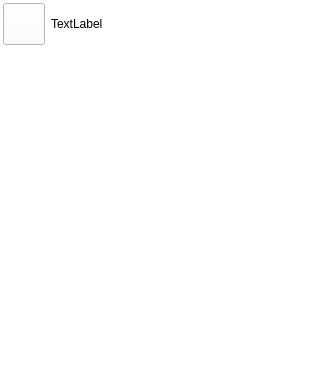
Above: ui/sidebar.ui from wvffle/humpback before the change. Below: the same form after it.
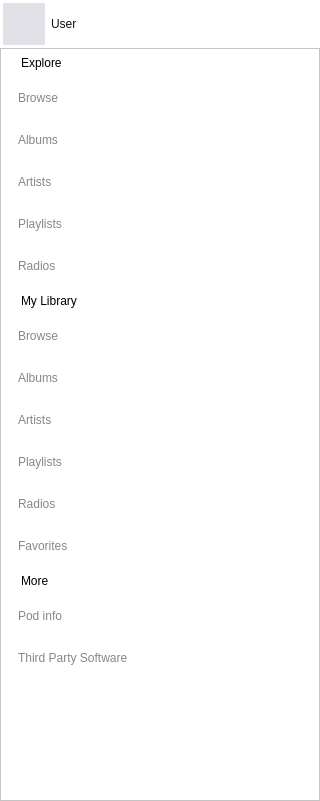
That is the form after the change.

Commit message: feat: Polish sidebar

```diff
--- a/ui/sidebar.ui
+++ b/ui/sidebar.ui
@@ -7,7 +7,7 @@
     <x>0</x>
     <y>0</y>
     <width>320</width>
-    <height>382</height>
+    <height>801</height>
    </rect>
   </property>
   <property name="minimumSize">
@@ -46,6 +46,12 @@
    </property>
    <item>
     <widget class="QFrame" name="frame">
+     <property name="sizePolicy">
+      <sizepolicy hsizetype="Preferred" vsizetype="Preferred">
+       <horstretch>0</horstretch>
+       <verstretch>0</verstretch>
+      </sizepolicy>
+     </property>
      <property name="frameShape">
       <enum>QFrame::NoFrame</enum>
      </property>
@@ -99,6 +105,10 @@
             <height>42</height>
            </size>
           </property>
+          <property name="styleSheet">
+           <string notr="true">border: none;
+background-color: rgb(225, 225, 231);</string>
+          </property>
           <property name="text">
            <string/>
           </property>
@@ -112,25 +122,537 @@
             <height>48</height>
            </size>
           </property>
+          <property name="styleSheet">
+           <string notr="true">color: rgb(13, 17, 19);</string>
+          </property>
           <property name="text">
-           <string>TextLabel</string>
+           <string>User</string>
+          </property>
+         </widget>
+        </item>
+        <item>
+         <widget class="QPushButton" name="alerts">
+          <property name="minimumSize">
+           <size>
+            <width>42</width>
+            <height>42</height>
+           </size>
+          </property>
+          <property name="maximumSize">
+           <size>
+            <width>42</width>
+            <height>42</height>
+           </size>
+          </property>
+          <property name="styleSheet">
+           <string notr="true">border: none;</string>
+          </property>
+          <property name="text">
+           <string/>
+          </property>
+         </widget>
+        </item>
+        <item>
+         <widget class="QPushButton" name="upload">
+          <property name="minimumSize">
+           <size>
+            <width>42</width>
+            <height>42</height>
+           </size>
+          </property>
+          <property name="maximumSize">
+           <size>
+            <width>42</width>
+            <height>42</height>
+           </size>
+          </property>
+          <property name="styleSheet">
+           <string notr="true">border: none;</string>
+          </property>
+          <property name="text">
+           <string/>
+          </property>
+         </widget>
+        </item>
+        <item>
+         <widget class="QPushButton" name="logout">
+          <property name="minimumSize">
+           <size>
+            <width>42</width>
+            <height>42</height>
+           </size>
+          </property>
+          <property name="maximumSize">
+           <size>
+            <width>42</width>
+            <height>42</height>
+           </size>
+          </property>
+          <property name="styleSheet">
+           <string notr="true">border: none;</string>
+          </property>
+          <property name="text">
+           <string/>
           </property>
          </widget>
         </item>
        </layout>
       </item>
       <item>
-       <spacer name="verticalSpacer">
-        <property name="orientation">
-         <enum>Qt::Vertical</enum>
+       <widget class="QScrollArea" name="scrollArea">
+        <property name="widgetResizable">
+         <bool>true</bool>
         </property>
-        <property name="sizeHint" stdset="0">
-         <size>
-          <width>20</width>
-          <height>40</height>
-         </size>
-        </property>
-       </spacer>
+        <widget class="QWidget" name="scrollAreaWidgetContents">
+         <property name="geometry">
+          <rect>
+           <x>0</x>
+           <y>0</y>
+           <width>314</width>
+           <height>747</height>
+          </rect>
+         </property>
+         <layout class="QVBoxLayout" name="verticalLayout_3">
+          <property name="spacing">
+           <number>0</number>
+          </property>
+          <property name="leftMargin">
+           <number>0</number>
+          </property>
+          <property name="topMargin">
+           <number>0</number>
+          </property>
+          <property name="rightMargin">
+           <number>0</number>
+          </property>
+          <property name="bottomMargin">
+           <number>0</number>
+          </property>
+          <item>
+           <layout class="QHBoxLayout" name="horizontalLayout">
+            <property name="spacing">
+             <number>0</number>
+            </property>
+            <property name="leftMargin">
+             <number>17</number>
+            </property>
+            <property name="rightMargin">
+             <number>17</number>
+            </property>
+            <item>
+             <widget class="QLabel" name="label_6">
+              <property name="styleSheet">
+               <string notr="true">margin: 7px 0;</string>
+              </property>
+              <property name="text">
+               <string>Explore</string>
+              </property>
+             </widget>
+            </item>
+           </layout>
+          </item>
+          <item>
+           <widget class="QPushButton" name="exp_browse">
+            <property name="minimumSize">
+             <size>
+              <width>0</width>
+              <height>42</height>
+             </size>
+            </property>
+            <property name="maximumSize">
+             <size>
+              <width>16777215</width>
+              <height>42</height>
+             </size>
+            </property>
+            <property name="font">
+             <font>
+              <weight>50</weight>
+              <bold>false</bold>
+             </font>
+            </property>
+            <property name="styleSheet">
+             <string notr="true">text-align: left;
+padding: 0 17px;
+border: none;
+color: #878787;</string>
+            </property>
+            <property name="text">
+             <string>Browse</string>
+            </property>
+            <property name="checkable">
+             <bool>false</bool>
+            </property>
+           </widget>
+          </item>
+          <item>
+           <widget class="QPushButton" name="exp_albums">
+            <property name="minimumSize">
+             <size>
+              <width>0</width>
+              <height>42</height>
+             </size>
+            </property>
+            <property name="maximumSize">
+             <size>
+              <width>16777215</width>
+              <height>42</height>
+             </size>
+            </property>
+            <property name="styleSheet">
+             <string notr="true">text-align: left;
+padding: 0 17px;
+border: none;
+color: #878787;</string>
+            </property>
+            <property name="text">
+             <string>Albums</string>
+            </property>
+           </widget>
+          </item>
+          <item>
+           <widget class="QPushButton" name="exp_artists">
+            <property name="minimumSize">
+             <size>
+              <width>0</width>
+              <height>42</height>
+             </size>
+            </property>
+            <property name="maximumSize">
+             <size>
+              <width>16777215</width>
+              <height>42</height>
+             </size>
+            </property>
+            <property name="styleSheet">
+             <string notr="true">text-align: left;
+padding: 0 17px;
+border: none;
+color: #878787;</string>
+            </property>
+            <property name="text">
+             <string>Artists</string>
+            </property>
+           </widget>
+          </item>
+          <item>
+           <widget class="QPushButton" name="exp_playlists">
+            <property name="minimumSize">
+             <size>
+              <width>0</width>
+              <height>42</height>
+             </size>
+            </property>
+            <property name="maximumSize">
+             <size>
+              <width>16777215</width>
+              <height>42</height>
+             </size>
+            </property>
+            <property name="styleSheet">
+             <string notr="true">text-align: left;
+padding: 0 17px;
+border: none;
+color: #878787;</string>
+            </property>
+            <property name="text">
+             <string>Playlists</string>
+            </property>
+           </widget>
+          </item>
+          <item>
+           <widget class="QPushButton" name="exp_radios">
+            <property name="minimumSize">
+             <size>
+              <width>0</width>
+              <height>42</height>
+             </size>
+            </property>
+            <property name="maximumSize">
+             <size>
+              <width>16777215</width>
+              <height>42</height>
+             </size>
+            </property>
+            <property name="styleSheet">
+             <string notr="true">text-align: left;
+padding: 0 17px;
+border: none;
+color: #878787;</string>
+            </property>
+            <property name="text">
+             <string>Radios</string>
+            </property>
+           </widget>
+          </item>
+          <item>
+           <layout class="QHBoxLayout" name="horizontalLayout_4">
+            <property name="leftMargin">
+             <number>17</number>
+            </property>
+            <property name="rightMargin">
+             <number>17</number>
+            </property>
+            <item>
+             <widget class="QLabel" name="label_7">
+              <property name="styleSheet">
+               <string notr="true">margin: 7px 0;</string>
+              </property>
+              <property name="text">
+               <string>My Library</string>
+              </property>
+             </widget>
+            </item>
+           </layout>
+          </item>
+          <item>
+           <widget class="QPushButton" name="lib_browse">
+            <property name="minimumSize">
+             <size>
+              <width>0</width>
+              <height>42</height>
+             </size>
+            </property>
+            <property name="maximumSize">
+             <size>
+              <width>16777215</width>
+              <height>42</height>
+             </size>
+            </property>
+            <property name="styleSheet">
+             <string notr="true">text-align: left;
+padding: 0 17px;
+border: none;
+color: #878787;</string>
+            </property>
+            <property name="text">
+             <string>Browse</string>
+            </property>
+           </widget>
+          </item>
+          <item>
+           <widget class="QPushButton" name="lib_albums">
+            <property name="minimumSize">
+             <size>
+              <width>0</width>
+              <height>42</height>
+             </size>
+            </property>
+            <property name="maximumSize">
+             <size>
+              <width>16777215</width>
+              <height>42</height>
+             </size>
+            </property>
+            <property name="styleSheet">
+             <string notr="true">text-align: left;
+padding: 0 17px;
+border: none;
+color: #878787;</string>
+            </property>
+            <property name="text">
+             <string>Albums</string>
+            </property>
+           </widget>
+          </item>
+          <item>
+           <widget class="QPushButton" name="lib_artists">
+            <property name="minimumSize">
+             <size>
+              <width>0</width>
+              <height>42</height>
+             </size>
+            </property>
+            <property name="maximumSize">
+             <size>
+              <width>16777215</width>
+              <height>42</height>
+             </size>
+            </property>
+            <property name="styleSheet">
+             <string notr="true">text-align: left;
+padding: 0 17px;
+border: none;
+color: #878787;</string>
+            </property>
+            <property name="text">
+             <string>Artists</string>
+            </property>
+           </widget>
+          </item>
+          <item>
+           <widget class="QPushButton" name="lib_playlists">
+            <property name="minimumSize">
+             <size>
+              <width>0</width>
+              <height>42</height>
+             </size>
+            </property>
+            <property name="maximumSize">
+             <size>
+              <width>16777215</width>
+              <height>42</height>
+             </size>
+            </property>
+            <property name="styleSheet">
+             <string notr="true">text-align: left;
+padding: 0 17px;
+border: none;
+color: #878787;</string>
+            </property>
+            <property name="text">
+             <string>Playlists</string>
+            </property>
+           </widget>
+          </item>
+          <item>
+           <widget class="QPushButton" name="lib_radios">
+            <property name="minimumSize">
+             <size>
+              <width>0</width>
+              <height>42</height>
+             </size>
+            </property>
+            <property name="maximumSize">
+             <size>
+              <width>16777215</width>
+              <height>42</height>
+             </size>
+            </property>
+            <property name="styleSheet">
+             <string notr="true">text-align: left;
+padding: 0 17px;
+border: none;
+color: #878787;</string>
+            </property>
+            <property name="text">
+             <string>Radios</string>
+            </property>
+           </widget>
+          </item>
+          <item>
+           <widget class="QPushButton" name="lib_favourites">
+            <property name="minimumSize">
+             <size>
+              <width>0</width>
+              <height>42</height>
+             </size>
+            </property>
+            <property name="maximumSize">
+             <size>
+              <width>16777215</width>
+              <height>42</height>
+             </size>
+            </property>
+            <property name="styleSheet">
+             <string notr="true">text-align: left;
+padding: 0 17px;
+border: none;
+color: #878787;</string>
+            </property>
+            <property name="text">
+             <string>Favorites</string>
+            </property>
+           </widget>
+          </item>
+          <item>
+           <layout class="QHBoxLayout" name="horizontalLayout_6">
+            <property name="leftMargin">
+             <number>17</number>
+            </property>
+            <property name="rightMargin">
+             <number>17</number>
+            </property>
+            <item>
+             <widget class="QLabel" name="label_9">
+              <property name="sizePolicy">
+               <sizepolicy hsizetype="Preferred" vsizetype="Minimum">
+                <horstretch>0</horstretch>
+                <verstretch>0</verstretch>
+               </sizepolicy>
+              </property>
+              <property name="maximumSize">
+               <size>
+                <width>16777215</width>
+                <height>16777215</height>
+               </size>
+              </property>
+              <property name="styleSheet">
+               <string notr="true">margin: 7px 0;</string>
+              </property>
+              <property name="text">
+               <string>More</string>
+              </property>
+             </widget>
+            </item>
+           </layout>
+          </item>
+          <item>
+           <widget class="QPushButton" name="pod_info">
+            <property name="minimumSize">
+             <size>
+              <width>0</width>
+              <height>42</height>
+             </size>
+            </property>
+            <property name="maximumSize">
+             <size>
+              <width>16777215</width>
+              <height>42</height>
+             </size>
+            </property>
+            <property name="styleSheet">
+             <string notr="true">text-align: left;
+padding: 0 17px;
+border: none;
+color: #878787;</string>
+            </property>
+            <property name="text">
+             <string>Pod info</string>
+            </property>
+           </widget>
+          </item>
+          <item>
+           <widget class="QPushButton" name="third_party">
+            <property name="minimumSize">
+             <size>
+              <width>0</width>
+              <height>42</height>
+             </size>
+            </property>
+            <property name="maximumSize">
+             <size>
+              <width>16777215</width>
+              <height>42</height>
+             </size>
+            </property>
+            <property name="styleSheet">
+             <string notr="true">text-align: left;
+padding: 0 17px;
+border: none;
+color: #878787;</string>
+            </property>
+            <property name="text">
+             <string>Third Party Software</string>
+            </property>
+           </widget>
+          </item>
+          <item>
+           <spacer name="verticalSpacer">
+            <property name="orientation">
+             <enum>Qt::Vertical</enum>
+            </property>
+            <property name="sizeHint" stdset="0">
+             <size>
+              <width>20</width>
+              <height>40</height>
+             </size>
+            </property>
+           </spacer>
+          </item>
+         </layout>
+        </widget>
+       </widget>
       </item>
      </layout>
     </widget>
```
Left out of the diff: 2 changed lines with no effect on the pictures. The commit also changes 27 other files.
